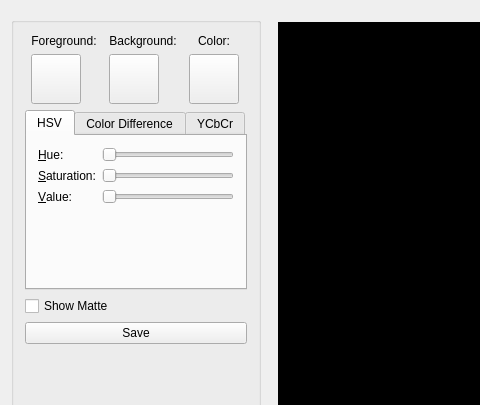
The window that mainwidget.ui (k8/ChromaKey) describes before a commit, drawn with Qt 5; both pictures show x 0 to 480 and y 0 to 405 of the 708 by 528 pixel window.
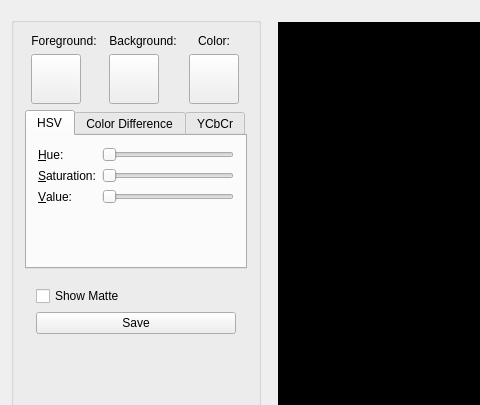
The same window after the commit. The open tabs and pages were chosen to show the change. Custom widgets are drawn as their Qt base class.

The edit to the form file:
```diff
--- a/mainwidget.ui
+++ b/mainwidget.ui
@@ -61,7 +61,7 @@
           <verstretch>0</verstretch>
          </sizepolicy>
         </property>
-        <layout class="QVBoxLayout" name="verticalLayout_4">
+        <layout class="QVBoxLayout" name="verticalLayout">
          <item>
           <layout class="QGridLayout" name="gridLayout_3">
            <item row="0" column="2">
@@ -251,19 +251,6 @@
                </item>
               </layout>
              </item>
-             <item>
-              <spacer name="verticalSpacer_3">
-               <property name="orientation">
-                <enum>Qt::Vertical</enum>
-               </property>
-               <property name="sizeHint" stdset="0">
-                <size>
-                 <width>20</width>
-                 <height>71</height>
-                </size>
-               </property>
-              </spacer>
-             </item>
             </layout>
            </widget>
            <widget class="QWidget" name="tab_2">
@@ -369,6 +356,15 @@
            </widget>
           </widget>
          </item>
+         <item>
+          <widget class="QFrame" name="frame_2">
+           <property name="frameShape">
+            <enum>QFrame::NoFrame</enum>
+           </property>
+           <property name="frameShadow">
+            <enum>QFrame::Plain</enum>
+           </property>
+           <layout class="QVBoxLayout" name="verticalLayout_4">
          <item>
           <widget class="QCheckBox" name="showDmBox">
            <property name="text">
@@ -383,6 +379,9 @@
            </property>
           </widget>
          </item>
+           </layout>
+          </widget>
+         </item>
          <item>
           <spacer name="verticalSpacer">
            <property name="orientation">
```
Left out of the diff: 12 changed lines with no effect on the pictures. Lines whose indentation alone changed are shown as unchanged.
